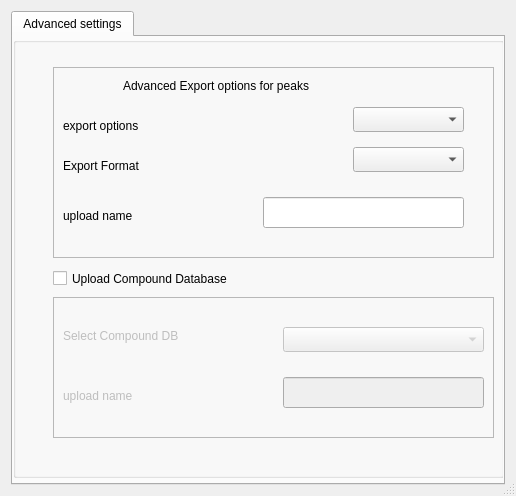
The window that src/gui/mzroll/forms/advancedsettings.ui (ElucidataInc/ElMaven) describes before a commit, drawn with Qt 5.
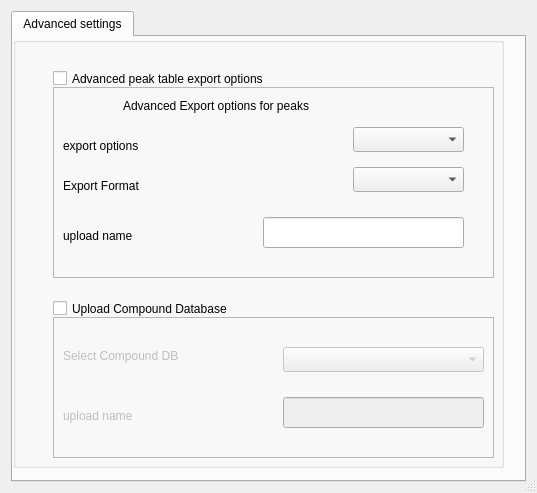
The same window after the commit.

The edit to the form file:
```diff
--- a/src/gui/mzroll/forms/advancedsettings.ui
+++ b/src/gui/mzroll/forms/advancedsettings.ui
@@ -6,8 +6,8 @@
    <rect>
     <x>0</x>
     <y>0</y>
-    <width>516</width>
-    <height>496</height>
+    <width>537</width>
+    <height>493</height>
    </rect>
   </property>
   <property name="sizeIncrement">
@@ -38,7 +38,7 @@
          <x>0</x>
          <y>0</y>
          <width>491</width>
-         <height>441</height>
+         <height>431</height>
         </rect>
        </property>
        <property name="title">
@@ -48,7 +48,7 @@
         <property name="geometry">
          <rect>
           <x>40</x>
-          <y>30</y>
+          <y>50</y>
           <width>441</width>
           <height>191</height>
          </rect>
@@ -149,7 +149,7 @@
         <property name="geometry">
          <rect>
           <x>40</x>
-          <y>230</y>
+          <y>260</y>
           <width>231</width>
           <height>23</height>
          </rect>
@@ -165,7 +165,7 @@
         <property name="geometry">
          <rect>
           <x>40</x>
-          <y>260</y>
+          <y>280</y>
           <width>441</width>
           <height>141</height>
          </rect>
@@ -236,6 +236,19 @@
          <string/>
         </property>
        </widget>
+       <widget class="QCheckBox" name="checkBox_upload_Peak_Table">
+        <property name="geometry">
+         <rect>
+          <x>40</x>
+          <y>30</y>
+          <width>431</width>
+          <height>23</height>
+         </rect>
+        </property>
+        <property name="text">
+         <string>Advanced peak table export options</string>
+        </property>
+       </widget>
       </widget>
      </widget>
     </widget>
```
